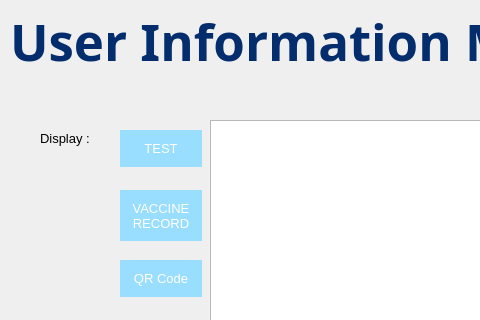
Qt form MCR-app/ad_manage_record_test.ui (maria-gedye/QTapp) before a commit; both pictures show x 0 to 480 and y 0 to 320 of the 789 by 605 pixel window.
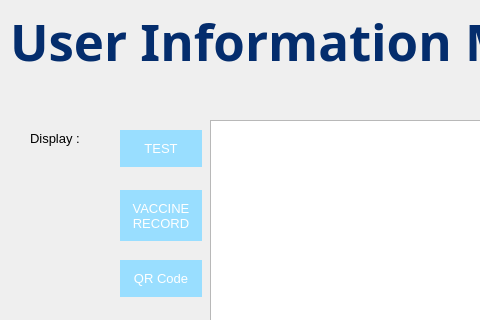
The same form after that commit.

Patch:
```diff
--- a/MCR-app/ad_manage_record_test.ui
+++ b/MCR-app/ad_manage_record_test.ui
@@ -95,7 +95,7 @@
   <widget class="QLabel" name="label_2">
    <property name="geometry">
     <rect>
-     <x>40</x>
+     <x>30</x>
      <y>130</y>
      <width>81</width>
      <height>16</height>
```
Left out of the diff: 21 changed lines with no effect on the pictures.
